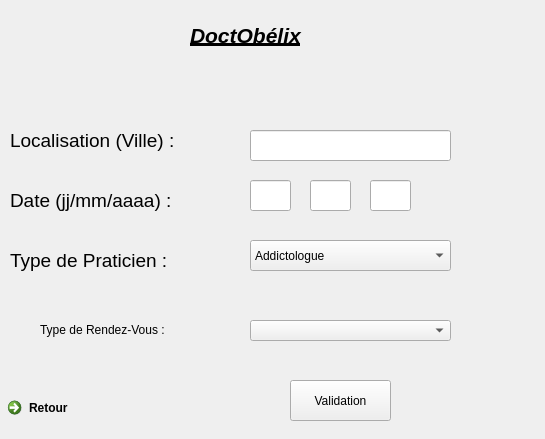
Above: modules/modules_IHM/IHM_en_Qt/3priserdv.ui from Nathanwolfy/projetprogrammation2021 before the change. Below: the same form after it.
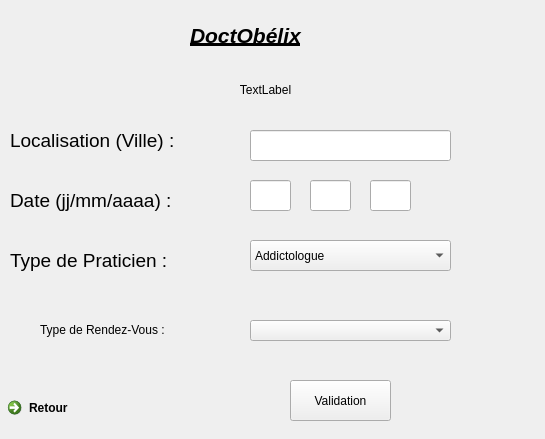
That is the form after the change.

Commit message: et on parlera d'amour entassé sur une veranda

```diff
--- a/modules/modules_IHM/IHM_en_Qt/3priserdv.ui
+++ b/modules/modules_IHM/IHM_en_Qt/3priserdv.ui
@@ -244,6 +244,19 @@
     </rect>
    </property>
   </widget>
+  <widget class="QLabel" name="label">
+   <property name="geometry">
+    <rect>
+     <x>150</x>
+     <y>80</y>
+     <width>231</width>
+     <height>20</height>
+    </rect>
+   </property>
+   <property name="text">
+    <string>&lt;html&gt;&lt;head/&gt;&lt;body&gt;&lt;p align=&quot;center&quot;&gt;TextLabel&lt;/p&gt;&lt;/body&gt;&lt;/html&gt;</string>
+   </property>
+  </widget>
  </widget>
  <resources/>
  <connections>
```
The commit also changes 2 other files.
